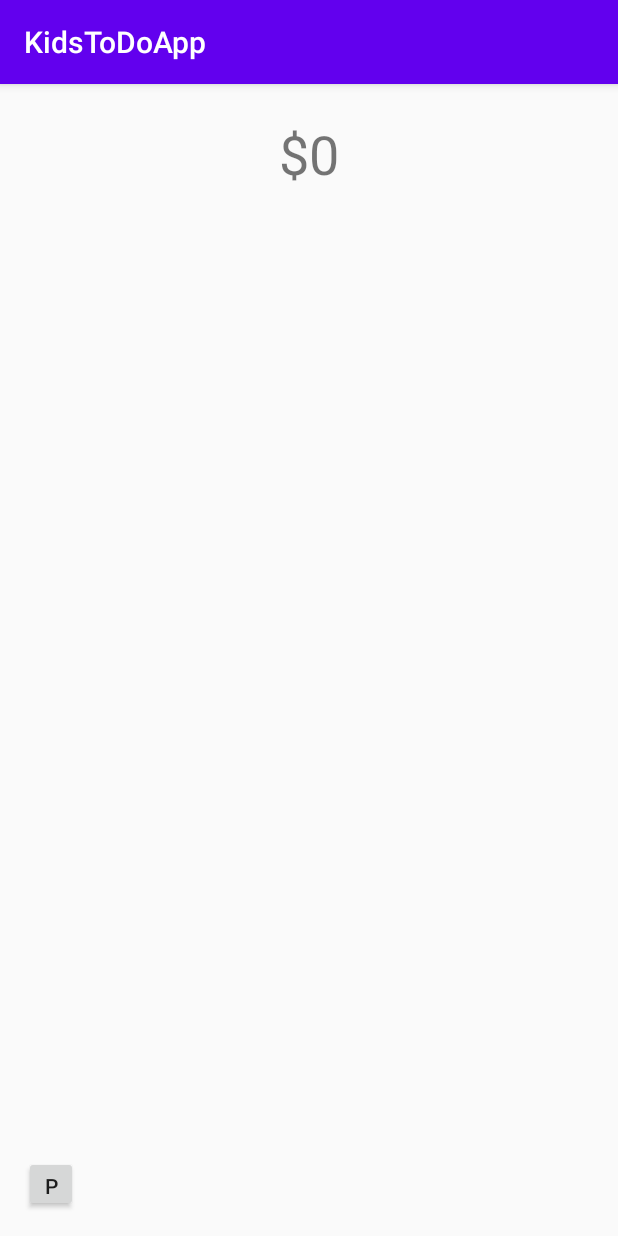
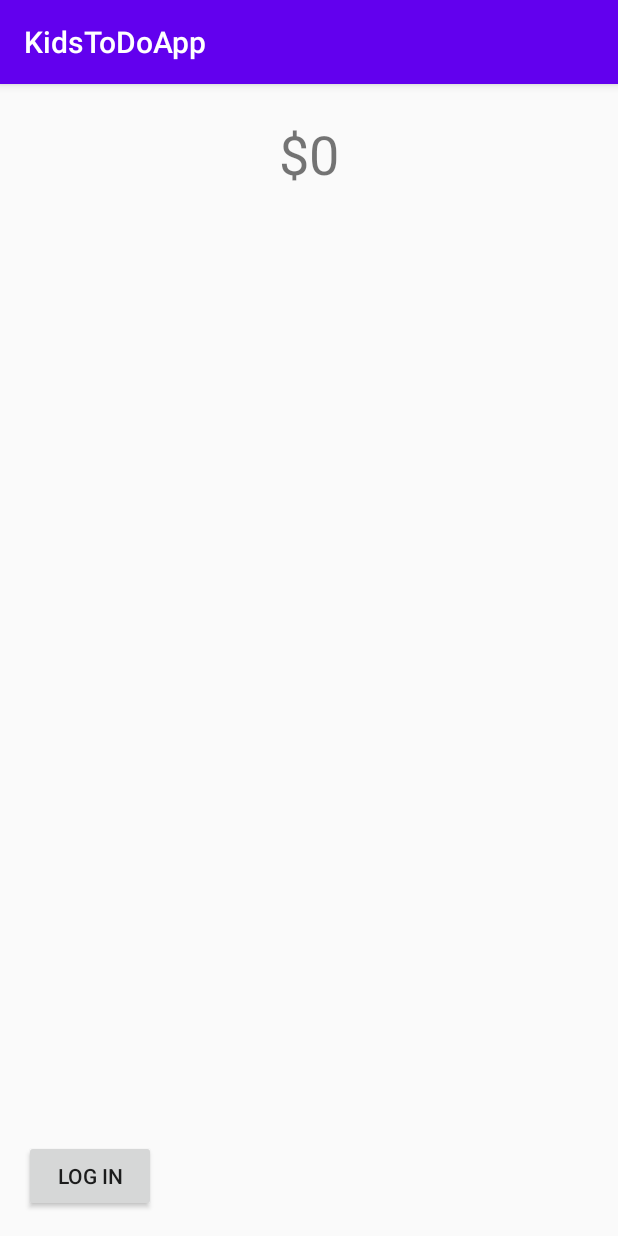
Before and after one commit to scc2758/KidsToDoApp, an Android app: the screen it shows after launch (MainActivity), on a phone screen of 412 x 824 dp. Run offline under Robolectric (Android 15) with nearby library versions, the phone set to English and light mode, and no system bars.

Commit message:
Modifying buttons

```diff
--- a/app/src/main/java/com/example/kidstodoapp/MainActivity.java
+++ b/app/src/main/java/com/example/kidstodoapp/MainActivity.java
@@ -28,6 +28,7 @@ public class MainActivity extends AppCompatActivity implements ToDoAdapter.OnEnt
 
     private final int NEW_ENTRY_REQUEST = 1;
     private final int VIEW_ENTRY_REQUEST = 2;
+    private final int EDIT_ENTRY_REQUEST = 3;
 
     private String password;
     private String phoneNumber;
@@ -75,6 +76,7 @@ public class MainActivity extends AppCompatActivity implements ToDoAdapter.OnEnt
                               Toast.LENGTH_SHORT).show();
                       addEntryButton.setVisibility(View.GONE);
                       setPhoneNumberButton.setVisibility(View.GONE);
+                      parentModeButton.setText(getResources().getString(R.string.login));
                   }
               }
         });
@@ -155,6 +157,7 @@ public class MainActivity extends AppCompatActivity implements ToDoAdapter.OnEnt
         this.inParentMode = inParentMode;
         addEntryButton.setVisibility(View.VISIBLE);
         setPhoneNumberButton.setVisibility(View.VISIBLE);
+        parentModeButton.setText(getResources().getString(R.string.logout));
     }
     public String getPhoneNumber() {return phoneNumber;}
     public void setPhoneNumber(String phoneNumber) {this.phoneNumber = phoneNumber;}
--- a/app/src/main/java/com/example/kidstodoapp/ToDoAdapter.java
+++ b/app/src/main/java/com/example/kidstodoapp/ToDoAdapter.java
@@ -5,7 +5,9 @@ import android.graphics.Color;
 import android.view.LayoutInflater;
 import android.view.View;
 import android.view.ViewGroup;
+import android.widget.Button;
 import android.widget.TextView;
+import android.widget.Toast;
 
 import androidx.annotation.NonNull;
 import androidx.recyclerview.widget.RecyclerView;
@@ -29,12 +31,15 @@ public class ToDoAdapter extends RecyclerView.Adapter<ToDoAdapter.ViewHolder> {
         public TextView nameTextView;
         public TextView descriptionTextView;
         public OnEntryListener onEntryListener;
+        public Button editEntryButton;
 
         public ViewHolder(View view, OnEntryListener onEntryListener) {
             super(view);
 
             nameTextView = itemView.findViewById(R.id.entry_name);
             descriptionTextView = itemView.findViewById(R.id.entry_description);
+            editEntryButton = itemView.findViewById(R.id.edit_entry_button);
+
             this.onEntryListener = onEntryListener;
 
             view.setOnClickListener(this);
--- a/app/src/main/java/com/example/kidstodoapp/parentModeDialog.java
+++ b/app/src/main/java/com/example/kidstodoapp/parentModeDialog.java
@@ -18,6 +18,7 @@ public class parentModeDialog extends AppCompatDialogFragment {
         builder.setTitle("Enter Password");
 
         final EditText input = new EditText(this.getContext());
+        input.setHint("Password");
         input.setInputType(InputType.TYPE_CLASS_TEXT | InputType.TYPE_TEXT_VARIATION_PASSWORD);
         builder.setView(input);
 
--- a/app/src/main/java/com/example/kidstodoapp/parentModeSetPassword.java
+++ b/app/src/main/java/com/example/kidstodoapp/parentModeSetPassword.java
@@ -17,8 +17,10 @@ public class parentModeSetPassword extends AppCompatDialogFragment{
         AlertDialog.Builder builder = new AlertDialog.Builder(getActivity());
         builder.setTitle("Create Password");
         final EditText input1 = new EditText(this.getContext());
+        input1.setHint("Password");
         input1.setInputType(InputType.TYPE_CLASS_TEXT | InputType.TYPE_TEXT_VARIATION_PASSWORD);
         final EditText input2 = new EditText(this.getContext());
+        input2.setHint("Confirm Password");
         input2.setInputType(InputType.TYPE_CLASS_TEXT | InputType.TYPE_TEXT_VARIATION_PASSWORD);
 
         LinearLayout linLay  = new LinearLayout(this.getContext());
--- a/app/src/main/java/com/example/kidstodoapp/phoneNumberDialog.java
+++ b/app/src/main/java/com/example/kidstodoapp/phoneNumberDialog.java
@@ -20,6 +20,7 @@ public class phoneNumberDialog extends AppCompatDialogFragment {
         builder.setTitle("Enter Phone Number");
 
         final EditText input = new EditText(this.getContext());
+        input.setHint("0000000000");
         input.setInputType(InputType.TYPE_CLASS_TEXT | InputType.TYPE_CLASS_PHONE);
         builder.setView(input);
 
--- a/app/src/main/res/layout/activity_main.xml
+++ b/app/src/main/res/layout/activity_main.xml
@@ -37,13 +37,13 @@
 
     <Button
         android:id="@+id/pM"
-        android:layout_width="36dp"
-        android:layout_height="37dp"
+        android:layout_width="wrap_content"
+        android:layout_height="wrap_content"
         android:layout_alignParentEnd="true"
         android:layout_alignParentBottom="true"
         android:layout_marginStart="16dp"
         android:layout_marginBottom="16dp"
-        android:text="@string/p"
+        android:text="@string/login"
         app:layout_constraintBottom_toBottomOf="parent"
         app:layout_constraintStart_toStartOf="parent" />
 
--- a/app/src/main/res/layout/activity_to_do_entry.xml
+++ b/app/src/main/res/layout/activity_to_do_entry.xml
@@ -12,6 +12,7 @@
         android:layout_height="wrap_content"
         android:layout_marginStart="16dp"
         android:layout_marginTop="16dp"
+        android:paddingRight="60dp"
         android:textSize="24sp"
         android:textStyle="bold"
         app:layout_constraintStart_toStartOf="parent"
--- a/app/src/main/res/values/strings.xml
+++ b/app/src/main/res/values/strings.xml
@@ -9,5 +9,6 @@
 
     <string name="hello_first_fragment">Hello first fragment</string>
     <string name="hello_second_fragment">Hello second fragment. Arg: %1$s</string>
-    <string name="p">p</string>
+    <string name="login">Log In</string>
+    <string name="logout">Log Out</string>
 </resources>
```
Also changed, not shown: app/src/main/res/layout/activity_create_to_do_entry.xml (+5 -4 lines), app/src/main/res/layout/item_to_do_entry.xml (+30 -7 lines).
